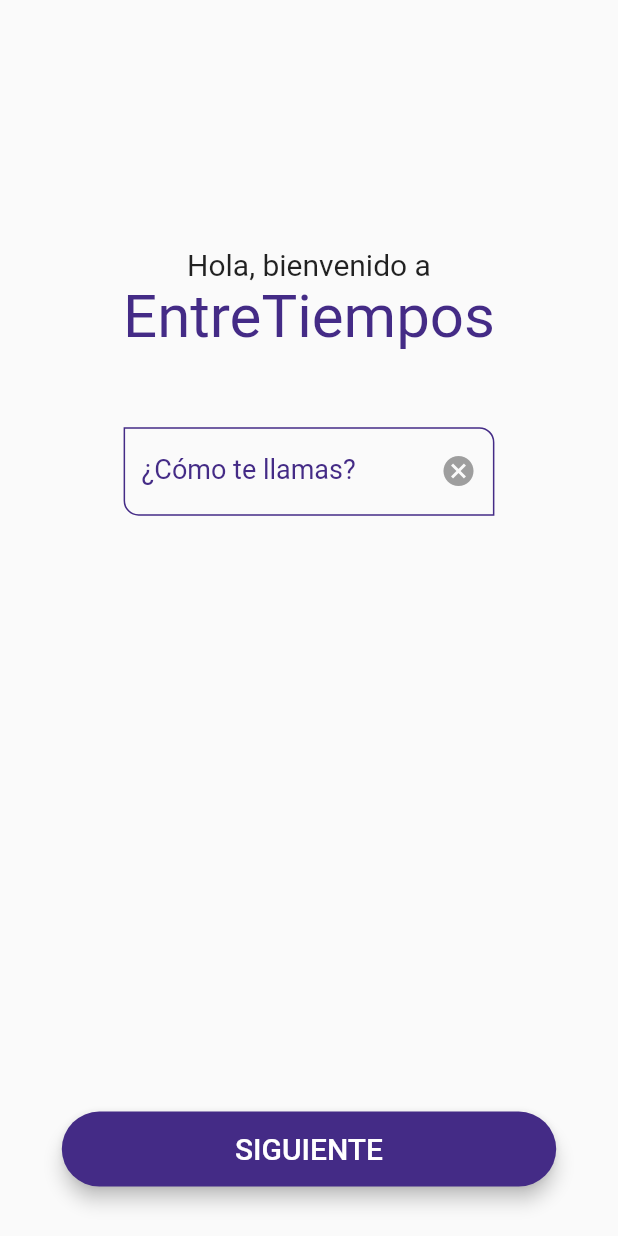
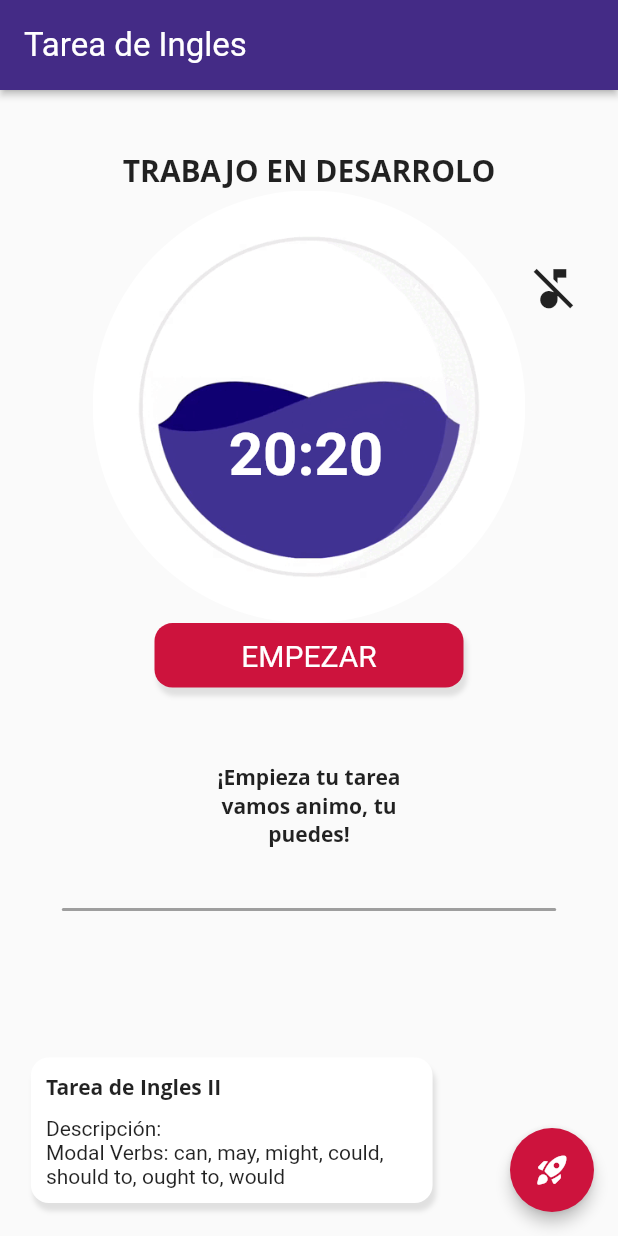
Before and after one commit to kevinlakb/Devsign, a Flutter app: the screen it shows after launch, on a phone screen of 412 x 824 dp. Run offline on Flutter 3.47's test engine with Material 2 defaults, Android fonts, the light colour scheme and no system bars; drawn by our look-alikes of flutter_speed_dial; our stand-ins replace table_calendar; Roboto replaces fonts that are missing (Open Sans).

Commit message:
Pantalla de trabajo

```diff
--- a/lib/router/app_routes.dart
+++ b/lib/router/app_routes.dart
@@ -1,9 +1,10 @@
+import 'package:entre_tiempos/screens/work/work_screen.dart';
 import 'package:flutter/material.dart';
 import 'package:entre_tiempos/models/menu_options.dart';
 import 'package:entre_tiempos/screens/screens.dart';
 
 class AppRoutes {
-  static const initialRoute = 'Login1';
+  static const initialRoute = 'Work';
 
   static final menuOptions = <MenuOption>[
     MenuOption(
@@ -63,6 +64,11 @@ class AppRoutes {
         name: 'Desarrollo',
         screen: const DevelopmentScreen(),
         icon: Icons.bug_report),
+    MenuOption(
+        route: 'Work',
+        name: 'Trajado',
+        screen: const WorkScreen(),
+        icon: Icons.bug_report),
   ];
   static Map<String, Widget Function(BuildContext)> getAppRoutes() {
     Map<String, Widget Function(BuildContext)> appRoutes = {};
--- /dev/null
+++ b/lib/screens/work/widgets/ActivateMusic.dart
@@ -0,0 +1,34 @@
+import 'package:flutter/material.dart';
+
+class ActivateMusic extends StatefulWidget {
+  const ActivateMusic({
+    Key? key,
+  }) : super(key: key);
+
+  @override
+  State<ActivateMusic> createState() => _ActivateMusicState();
+}
+
+class _ActivateMusicState extends State<ActivateMusic> {
+  bool isActivate = false;
+  @override
+  Widget build(BuildContext context) {
+    return isActivate
+        ? IconButton(
+            icon: const Icon(Icons.music_note_sharp, size: 35),
+            onPressed: () {
+              setState(() {
+                isActivate = false;
+              });
+            },
+          )
+        : IconButton(
+            icon: const Icon(Icons.music_off_sharp, size: 35),
+            onPressed: () {
+              setState(() {
+                isActivate = true;
+              });
+            },
+          );
+  }
+}
--- /dev/null
+++ b/lib/screens/work/work_screen.dart
@@ -0,0 +1,160 @@
+import 'package:entre_tiempos/constants/colors.dart';
+import 'package:flutter/material.dart';
+import 'package:flutter_speed_dial/flutter_speed_dial.dart';
+import 'package:entre_tiempos/screens/work/widgets/ActivateMusic.dart';
+
+class WorkScreen extends StatelessWidget {
+  const WorkScreen({Key? key}) : super(key: key);
+
+  @override
+  Widget build(BuildContext context) {
+    final size = MediaQuery.of(context).size;
+    return Scaffold(
+      appBar: AppBar(
+        title: const Text('Tarea de Ingles'),
+      ),
+      body: Stack(children: [
+        Center(
+            child: Column(
+          children: [
+            Container(
+              margin: const EdgeInsets.only(top: 40),
+              child: const Text('TRABAJO EN DESARROLO',
+                  style: TextStyle(
+                      fontSize: 20,
+                      fontFamily: 'Open Sans',
+                      fontWeight: FontWeight.bold,
+                      color: Colors.black87)),
+            ),
+            SizedBox(
+              height: size.width * 0.7,
+              width: size.width * 0.9,
+              child: Stack(children: [
+                Center(
+                    child: ClipOval(
+                        child: Image.asset('assets/images/timeCounter.gif'))),
+                const Positioned(right: 0, top: 40, child: ActivateMusic()),
+                Positioned(
+                  top: size.width * 0.37,
+                  left: size.width * 0.32,
+                  child: const Text('20:20',
+                      style: TextStyle(
+                          fontWeight: FontWeight.bold,
+                          fontSize: 40,
+                          color: Colors.white)),
+                )
+              ]),
+            ),
+            Container(
+                margin: const EdgeInsets.only(bottom: 50),
+                padding: const EdgeInsets.all(10),
+                width: size.width * 0.5,
+                decoration: BoxDecoration(
+                  color: kRedLight,
+                  borderRadius: BorderRadius.circular(12),
+                  boxShadow: [
+                    BoxShadow(
+                      color: Colors.grey.shade300,
+                      blurRadius: 2.0,
+                      spreadRadius: 0.0,
+                      offset: const Offset(
+                          2.0, 5.0), // shadow direction: bottom right
+                    )
+                  ],
+                ),
+                child: const Text(
+                  'EMPEZAR',
+                  style: TextStyle(
+                      fontSize: 20, fontFamily: 'Roboto', color: Colors.white),
+                  textAlign: TextAlign.center,
+                )),
+            SizedBox(
+              width: size.width * 0.4,
+              child: const Text(
+                '¡Empieza tu tarea vamos animo, tu puedes!',
+                style: TextStyle(
+                    fontFamily: 'Open Sans',
+                    color: Colors.black87,
+                    fontWeight: FontWeight.bold),
+                textAlign: TextAlign.center,
+              ),
+            ),
+            Container(
+              margin: const EdgeInsets.only(top: 40, bottom: 50),
+              width: size.width * 0.8,
+              height: 2,
+              decoration: BoxDecoration(
+                color: Colors.grey,
+                borderRadius: BorderRadius.circular(1),
+              ),
+            ),
+            SizedBox(
+              width: size.width * 0.05,
+            )
+          ],
+        )),
+        Positioned(
+          bottom: 22,
+          child: Row(children: [
+            SizedBox(
+              width: size.width * 0.05,
+            ),
+            Container(
+              padding: const EdgeInsets.all(10),
+              width: size.width * 0.65,
+              decoration: BoxDecoration(
+                color: Colors.white,
+                borderRadius: BorderRadius.circular(12),
+                boxShadow: [
+                  BoxShadow(
+                    color: Colors.grey.shade300,
+                    blurRadius: 2.0,
+                    spreadRadius: 0.0,
+                    offset: const Offset(
+                        2.0, 5.0), // shadow direction: bottom right
+                  )
+                ],
+              ),
+              child: Column(children: const [
+                Align(
+                  alignment: Alignment.topLeft,
+                  child: Text('Tarea de Ingles II',
+                      style: TextStyle(
+                          fontFamily: 'Open Sans',
+                          fontWeight: FontWeight.bold)),
+                ),
+                SizedBox(
+                  height: 10,
+                ),
+                Text(
+                    'Descripción: \nModal Verbs: can, may, might, could, should to, ought to, would')
+              ]),
+            ),
+            SizedBox(
+              width: size.width * 0.07,
+            ),
+          ]),
+        ),
+      ]),
+      floatingActionButton: SpeedDial(
+          backgroundColor: kRedLight,
+          elevation: 4,
+          //animatedIcon: AnimatedIcons.menu_close,
+          icon: Icons.rocket_launch_rounded,
+          children: [
+            SpeedDialChild(
+              child: const Icon(Icons.queue_music_rounded, size: 30),
+              label: 'Música',
+            ),
+            SpeedDialChild(
+              child: const Icon(Icons.engineering, size: 30),
+              label: 'Modo concentración',
+            ),
+            SpeedDialChild(
+              child: const Icon(Icons.check_circle, size: 30),
+              label: 'Misión cumplida',
+            )
+          ]),
+    );
+  }
+}
--- a/lib/themes/app_theme.dart
+++ b/lib/themes/app_theme.dart
@@ -3,6 +3,20 @@ import 'package:flutter/material.dart';
 class AppTheme {
   static const Color primary = Color.fromRGBO(68, 43, 134, 1);
   static const Color bgWhite = Color.fromARGB(60, 255, 255, 255);
+  static const Color kOrangeLight = Color.fromRGBO(242, 137, 20, 1);
+  static const Color kOrangeDark = Color.fromARGB(100, 242, 137, 20);
+
+  static const Color kYellowLight = Color.fromRGBO(252, 192, 21, 1);
+  static const Color kYellowDark = Color.fromARGB(100, 252, 192, 21);
+
+  static const Color kRedLight = Color.fromRGBO(205, 19, 61, 1);
+  static const Color kRedTransparent = Color.fromRGBO(205, 19, 61, 0.2);
+  static const Color kRedDark = Color.fromARGB(
+    100,
+    205,
+    19,
+    61,
+  );
 
   static final ThemeData lightTheme = ThemeData.light().copyWith(
 
--- a/pubspec.yaml
+++ b/pubspec.yaml
@@ -36,6 +36,7 @@ dependencies:
   cupertino_icons: ^1.0.2
   dotted_border: ^2.0.0+2
   table_calendar: ^3.0.4
+  flutter_speed_dial: ^5.0.0+1
 
 dev_dependencies:
   flutter_test:
```
Also changed, not shown: assets/images/timeCounter.gif (added), pubspec.lock.
